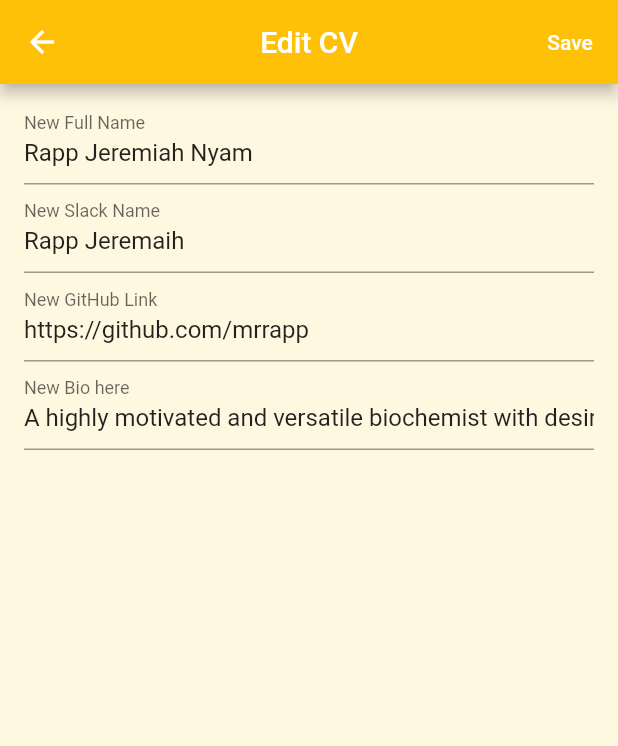
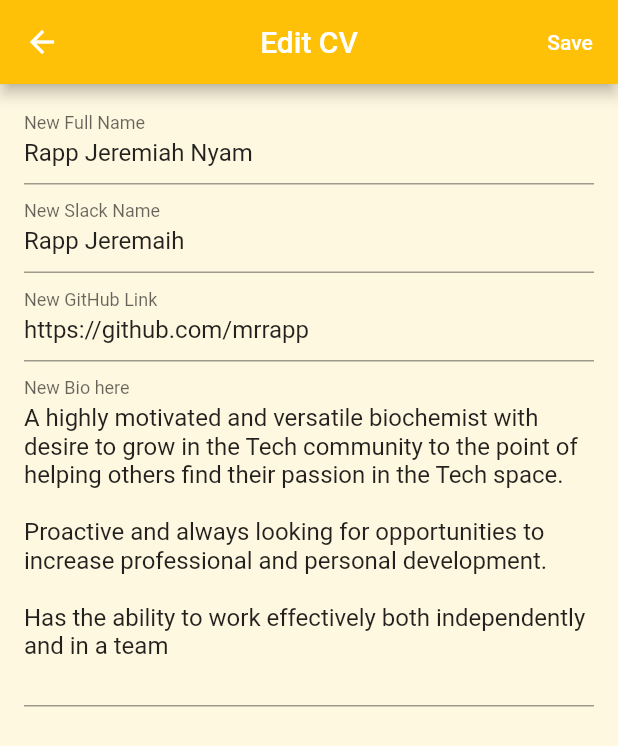
Before and after one commit to mrrapp/cv_app_hng_second_task, a Flutter app: the screen it shows after launch, after a tap on "Edit", on a phone screen of 412 x 824 dp. Shown: the top 746 px of the screen. Run offline on Flutter 3.47's test engine with Material 2 defaults, Android fonts, the phone set to English and light mode, and no system bars; network calls fail.

Commit message:
Fixed render flex

```diff
--- a/lib/edit_screen.dart
+++ b/lib/edit_screen.dart
@@ -80,6 +80,7 @@ class _EditscreenState extends State<Editscreen> {
             ),
             TextField(
               controller: bioSummaryController,
+              maxLines: 10,
               decoration: const InputDecoration(labelText: 'New Bio here'),
             ),
           ],
--- a/lib/home_screen.dart
+++ b/lib/home_screen.dart
@@ -62,8 +62,8 @@ Has the ability to work effectively both independently and in a team""";
       ),
       body: Padding(
         padding: const EdgeInsets.symmetric(horizontal: 16.0, vertical: 8),
-        child: Column(
-          mainAxisAlignment: MainAxisAlignment.start,
+        child: ListView(
+          //mainAxisAlignment: MainAxisAlignment.start,
           children: [
             // Personal Information.
             const Text(
```
Also changed, not shown: lib/main.dart (line endings or trailing spaces), lib/name_widget.dart (deleted).
